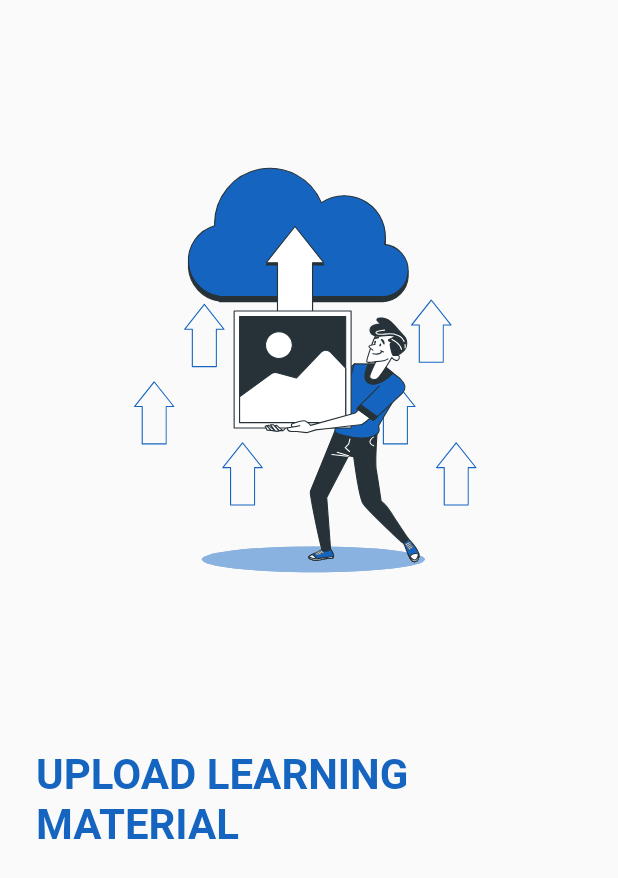
After one commit to Crucialjun/cbc_learning_materials, a Flutter app: the AddLearningMaterial screen opened directly, on a phone screen of 412 x 824 dp. The commit adds this screen. Shown: the top 878 px of the screen. Run offline on Flutter 3.47's test engine with Material 2 defaults, Android fonts, the phone set to English and light mode, and no system bars; our stand-ins replace anim_search_bar, awesome_dialog, cloud_firestore, email_validator, firebase_auth, firebase_core and 8 more; missing offline and left inert: flutter_awesome_buttons, flutter_facebook_auth; accounts and stored records are empty.

Commit message:
Add doc screen

```diff
--- /dev/null
+++ b/lib/screens/add_learning_material-screen.dart
@@ -0,0 +1,31 @@
+import 'package:flutter/material.dart';
+import 'package:flutter_svg/flutter_svg.dart';
+
+import '../app_colors.dart';
+
+class AddLearningMaterial extends StatelessWidget {
+  const AddLearningMaterial({Key? key}) : super(key: key);
+
+  @override
+  Widget build(BuildContext context) {
+    return Scaffold(
+      body: SafeArea(
+        child: Padding(
+          padding: const EdgeInsets.only(left: 24, right: 24),
+          child: Column(children: [
+            Hero(
+                tag: "topsvg",
+                child: SvgPicture.asset("assets/svg/upload.svg")),
+            const Text(
+              'UPLOAD LEARNING MATERIAL',
+              style: TextStyle(
+                  color: AppColors.primaryColor,
+                  fontSize: 28,
+                  fontWeight: FontWeight.bold),
+            ),
+          ]),
+        ),
+      ),
+    );
+  }
+}
--- a/lib/screens/main_dashboard.dart
+++ b/lib/screens/main_dashboard.dart
@@ -4,6 +4,7 @@ import 'package:cbc_learning_materials/firebase_utils/firebase_auth_methods.dart
 import 'package:cbc_learning_materials/firebase_utils/firestore_methods.dart';
 import 'package:cbc_learning_materials/models/app_user.dart';
 import 'package:cbc_learning_materials/providers/user_provider.dart';
+import 'package:cbc_learning_materials/screens/add_learning_material-screen.dart';
 import 'package:cbc_learning_materials/screens/sign_in_screen.dart';
 import 'package:firebase_auth/firebase_auth.dart';
 import 'package:flutter/cupertino.dart';
@@ -144,7 +145,13 @@ class _MainDashboardState extends State<MainDashboard> {
                               ),
                             ),
                             IconButton(
-                                onPressed: () {},
+                                onPressed: () {
+                                  Navigator.push(
+                                      context,
+                                      MaterialPageRoute(
+                                          builder: ((context) =>
+                                              const AddLearningMaterial())));
+                                },
                                 icon: const Icon(Icons.settings))
                           ],
                         );
```
Also changed, not shown: assets/svg/upload.svg (added), assets/svg/upload_two.svg (added).
